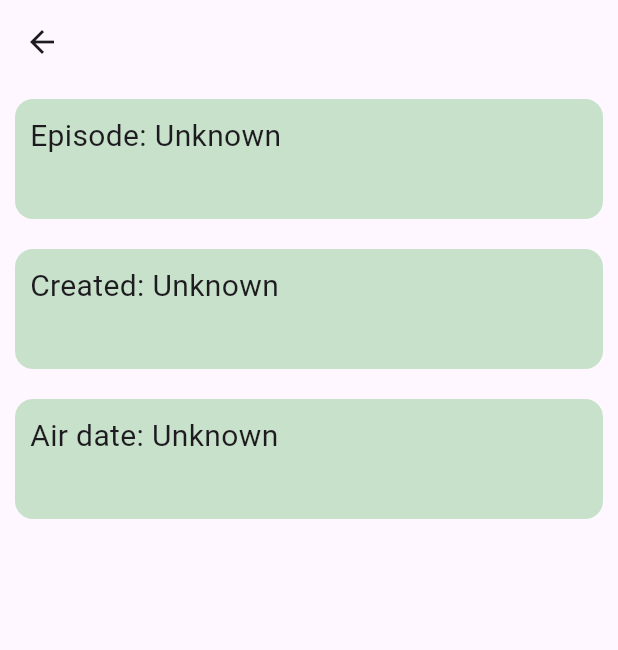
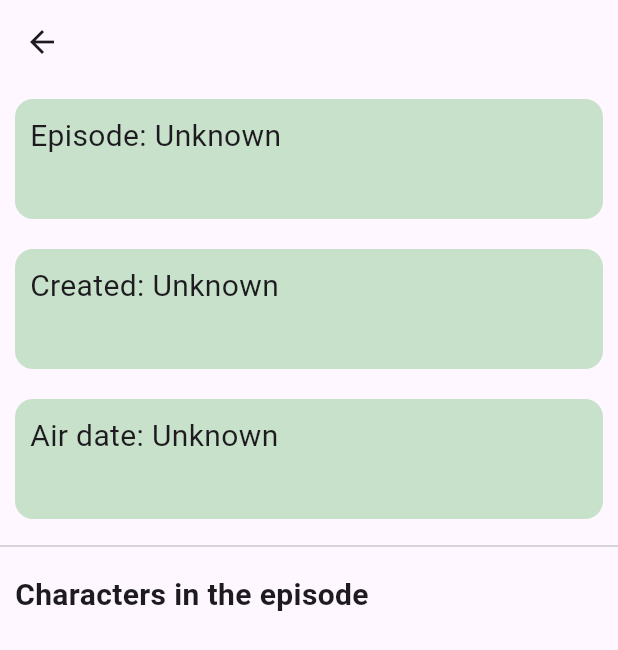
Before and after one commit to carlrey9/rick_morthy_app_test, a Flutter app: the DetailEpisodePage screen opened directly with empty values, on a phone screen of 412 x 824 dp. Shown: the top 650 px of the screen. Run offline on Flutter 3.47's test engine with Material 2 defaults, Android fonts, the phone set to English and light mode, and no system bars; our stand-ins replace carousel_slider, dio, flutter_riverpod, freezed_annotation, go_router.

Commit message:
residents and characters in locations and episodes

```diff
--- a/lib/src/presentation/pages/episode/detail_episode_page.dart
+++ b/lib/src/presentation/pages/episode/detail_episode_page.dart
@@ -18,6 +18,7 @@ class _DetailEpisodePageState extends State<DetailEpisodePage> {
     return Scaffold(
       appBar: AppBar(title: Text(widget.episodeModel.name)),
       body: Container(
+          child: SingleChildScrollView(
         child: Column(
           children: [
             SquareInfoWidget(
@@ -26,13 +27,21 @@ class _DetailEpisodePageState extends State<DetailEpisodePage> {
                 title: "Created", content: widget.episodeModel.created),
             SquareInfoWidget(
                 title: "Air date", content: widget.episodeModel.air_date),
+            Divider(),
             Container(
               margin: EdgeInsets.all(10),
-            height: 300,
+              width: double.infinity,
+              child: Text("Characters in the episode",
+                  style: TextStyle(fontSize: 20, fontWeight: FontWeight.bold)),
+            ),
+            Container(
+              margin: EdgeInsets.all(10),
               child: GridView.builder(
                 itemCount: widget.episodeModel.characters.length,
-              gridDelegate:
-                  SliverGridDelegateWithFixedCrossAxisCount(crossAxisCount: 4),
+                physics: ClampingScrollPhysics(),
+                shrinkWrap: true,
+                gridDelegate: SliverGridDelegateWithFixedCrossAxisCount(
+                    crossAxisCount: 4),
                 itemBuilder: (BuildContext context, int index) {
                   return Card(
                     shape: RoundedRectangleBorder(
@@ -64,6 +73,7 @@ class _DetailEpisodePageState extends State<DetailEpisodePage> {
               ),
             ),
           ],
+        ),
       )),
     );
   }
```
Also changed, not shown: lib/src/presentation/pages/location/detail_location_page.dart (+54 -0 lines). Lines whose indentation alone changed are shown as unchanged.
